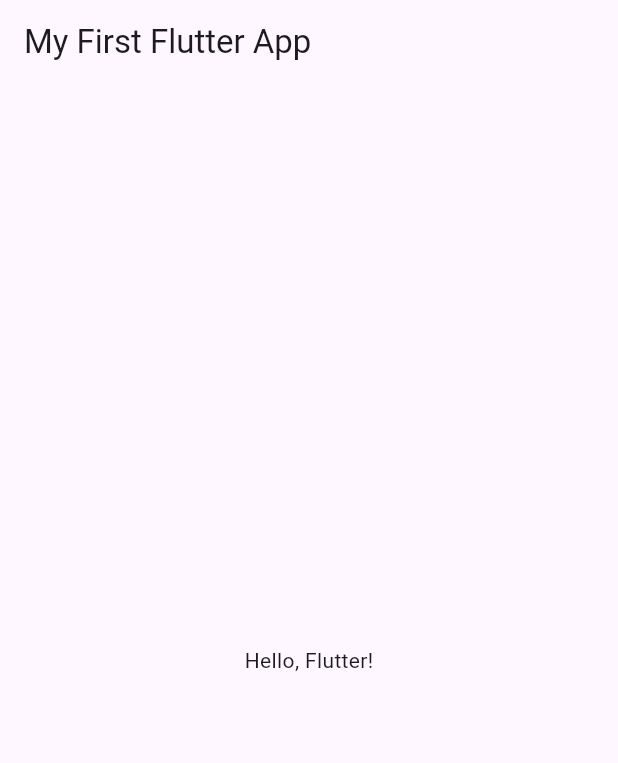
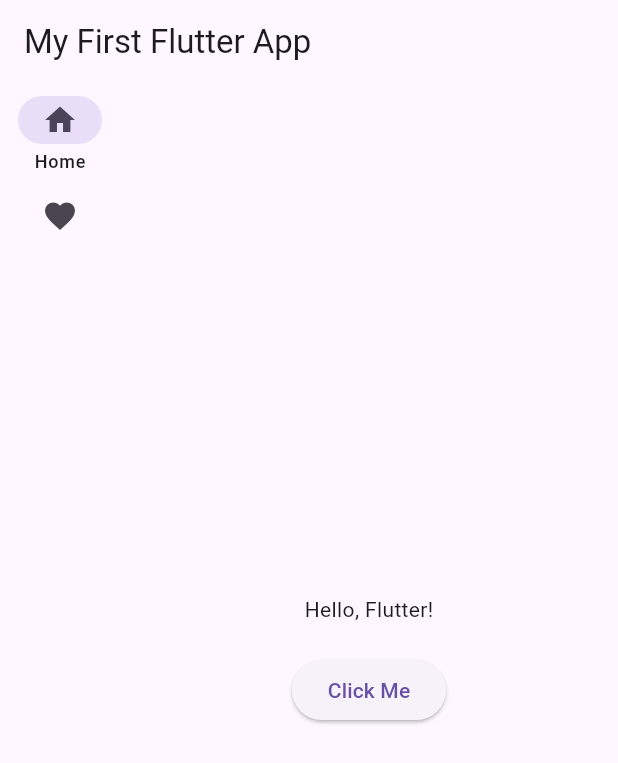
Before and after one commit to lili3northeastern/INFO6350_002923855_LiLi_3rdnew, a Flutter app: the screen it shows after launch, on a phone screen of 412 x 824 dp. Shown: the top 763 px of the screen. Run offline on Flutter 3.47's test engine with Material 3 defaults, Android fonts, the phone set to English and light mode, and no system bars.

Commit message:
update Exercise2

```diff
--- a/Exercises/Exercise2/my_first_flutter_app/lib/main.dart
+++ b/Exercises/Exercise2/my_first_flutter_app/lib/main.dart
@@ -12,8 +12,49 @@ class MyApp extends StatelessWidget {
         appBar: AppBar(
           title: Text('My First Flutter App'),
         ),
-        body: Center(
-          child: Text('Hello, Flutter!'),
+        body: Row(
+          children: [
+            // NavigationRail
+            NavigationRail(
+              selectedIndex: 0,
+              onDestinationSelected: (int index) {
+                // Handle navigation item selection
+                print('Item $index selected');
+              },
+              labelType: NavigationRailLabelType.selected,
+              destinations: [
+                NavigationRailDestination(
+                  icon: Icon(Icons.home),
+                  selectedIcon: Icon(Icons.home),
+                  label: Text('Home'),
+                ),
+                NavigationRailDestination(
+                  icon: Icon(Icons.favorite),
+                  selectedIcon: Icon(Icons.favorite),
+                  label: Text('Favorites'),
+                ),
+              ],
+            ),
+            // Main content area
+            Expanded(
+              child: Column(
+                mainAxisAlignment: MainAxisAlignment.center,
+                children: [
+                  Center(
+                    child: Text('Hello, Flutter!'),
+                  ),
+                  SizedBox(height: 20),
+                  ElevatedButton(
+                    onPressed: () {
+                      // Handle button click
+                      print('Button pressed!');
+                    },
+                    child: Text('Click Me'),
+                  ),
+                ],
+              ),
+            ),
+          ],
         ),
       ),
     );
```
Also changed, not shown: 1 other file.
